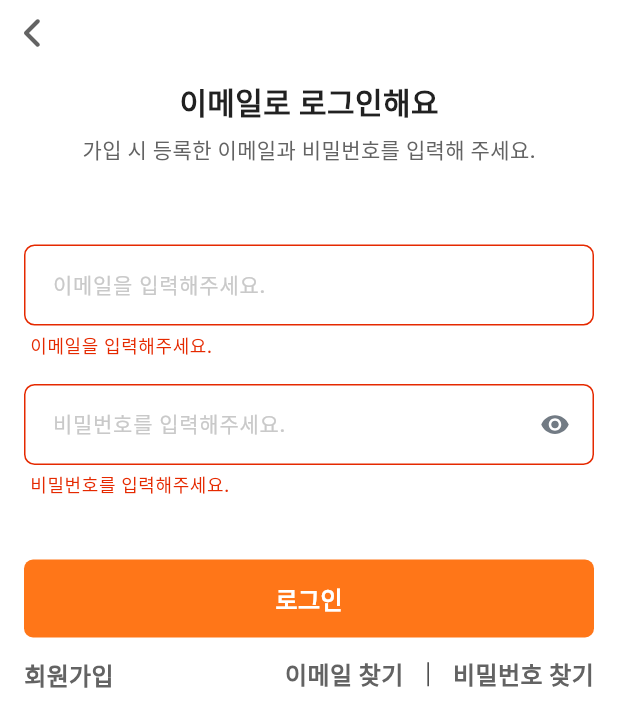
After one commit to GB-able/WIDYU-care, a Flutter app: the LoginView screen opened directly, after a tap on "로그인", on a phone screen of 412 x 824 dp. The commit adds this screen. Shown: the top 727 px of the screen. Run offline on Flutter 3.47's test engine with Material 3 defaults, Android fonts, the phone set to English and light mode, and no system bars; our stand-ins replace carousel_slider, flutter_svg, go_router; Roboto replaces fonts that are missing (Pretendard).

Commit message:
feat: 로그인 화면

```diff
--- /dev/null
+++ b/devtools_options.yaml
@@ -0,0 +1,3 @@
+description: This file stores settings for Dart & Flutter DevTools.
+documentation: https://docs.flutter.dev/tools/devtools/extensions#configure-extension-enablement-states
+extensions:
--- a/lib/styles/theme.dart
+++ b/lib/styles/theme.dart
@@ -7,9 +7,9 @@ class MyTheme {
     fontFamily: 'Pretendard',
     primaryColor: MyColor.primary,
     scaffoldBackgroundColor: MyColor.white,
-    splashFactory: InkRipple.splashFactory,
-    splashColor: Colors.transparent,
-    highlightColor: Colors.transparent,
+    // splashFactory: InkRipple.splashFactory,
+    // splashColor: Colors.transparent,
+    // highlightColor: Colors.transparent,
     appBarTheme: const AppBarTheme(
       surfaceTintColor: Colors.transparent,
       systemOverlayStyle: SystemUiOverlayStyle(
--- /dev/null
+++ b/lib/views/start/login_view.dart
@@ -0,0 +1,122 @@
+import 'package:care/styles/colors.dart';
+import 'package:care/styles/typos.dart';
+import 'package:care/views/start/login_view_model.dart';
+import 'package:care/widgets/custom_app_bar.dart';
+import 'package:care/widgets/custom_text_field.dart';
+import 'package:care/widgets/text_btn.dart';
+import 'package:flutter/material.dart';
+import 'package:flutter_svg/svg.dart';
+import 'package:provider/provider.dart';
+
+class LoginView extends StatelessWidget {
+  const LoginView({super.key});
+
+  @override
+  Widget build(BuildContext context) {
+    return ChangeNotifierProvider(
+      create: (_) => LoginViewModel(),
+      child: Consumer<LoginViewModel>(
+        builder: (context, viewModel, _) => Scaffold(
+          appBar: const CustomAppBar(),
+          body: GestureDetector(
+            onTap: () => FocusScope.of(context).unfocus(),
+            child: Form(
+              key: viewModel.formKey,
+              child: SingleChildScrollView(
+                child: Padding(
+                  padding: const EdgeInsets.fromLTRB(16, 9, 16, 0),
+                  child: Column(
+                    children: [
+                      Text(
+                        "이메일로 로그인해요",
+                        style: MyTypo.title2.copyWith(color: MyColor.grey800),
+                      ),
+                      const SizedBox(height: 4),
+                      Text(
+                        "가입 시 등록한 이메일과 비밀번호를 입력해 주세요.",
+                        style: MyTypo.body2.copyWith(color: MyColor.grey600),
+                      ),
+                      const SizedBox(height: 52),
+                      CustomTextField(
+                        controller: viewModel.emailCtrl,
+                        hintText: "이메일을 입력해주세요.",
+                        validator: viewModel.emailValidator,
+                      ),
+                      const SizedBox(height: 16),
+                      CustomTextField(
+                        controller: viewModel.pwCtrl,
+                        hintText: "비밀번호를 입력해주세요.",
+                        validator: viewModel.pwValidator,
+                        obscureText: viewModel.isPwObsecure,
+                        suffix: GestureDetector(
+                          onTap: viewModel.togglePwObscure,
+                          child: SvgPicture.asset(
+                            "assets/icons/ic_20_eye_${viewModel.isPwObsecure ? "on" : "off"}.svg",
+                            width: 20,
+                            height: 20,
+                          ),
+                        ),
+                      ),
+                      Padding(
+                        padding: const EdgeInsets.only(top: 40, bottom: 12),
+                        child: TextBtn(
+                          text: "로그인",
+                          enable: true,
+                          onTap: () async {
+                            FocusScope.of(context).unfocus();
+                            if (await viewModel.login()) {
+                              print("로그인 성공"); // [TODO] 로그인 성공 후 처리
+                            }
+                          },
+                        ),
+                      ),
+                      Row(
+                        mainAxisAlignment: MainAxisAlignment.spaceBetween,
+                        children: [
+                          GestureDetector(
+                            onTap: () {},
+                            child: Text(
+                              "회원가입",
+                              style: MyTypo.button
+                                  .copyWith(color: MyColor.grey600),
+                            ),
+                          ),
+                          Row(
+                            spacing: 16,
+                            children: [
+                              GestureDetector(
+                                onTap: () {},
+                                child: Text(
+                                  "이메일 찾기",
+                                  style: MyTypo.button
+                                      .copyWith(color: MyColor.grey600),
+                                ),
+                              ),
+                              Container(
+                                width: 1,
+                                height: 16,
+                                color: MyColor.grey700,
+                              ),
+                              GestureDetector(
+                                onTap: () {},
+                                child: Text(
+                                  "비밀번호 찾기",
+                                  style: MyTypo.button
+                                      .copyWith(color: MyColor.grey600),
+                                ),
+                              ),
+                            ],
+                          )
+                        ],
+                      )
+                    ],
+                  ),
+                ),
+              ),
+            ),
+          ),
+        ),
+      ),
+    );
+  }
+}
--- /dev/null
+++ b/lib/views/start/login_view_model.dart
@@ -0,0 +1,74 @@
+import 'package:flutter/cupertino.dart';
+
+class LoginViewModel with ChangeNotifier {
+  final GlobalKey<FormState> formKey = GlobalKey<FormState>();
+
+  final _emailCtrl = TextEditingController();
+  final _pwCtrl = TextEditingController();
+  bool _isPwObsecure = true;
+  bool _isFailed = false;
+
+  LoginViewModel() {
+    _emailCtrl.addListener(() {
+      _isFailed = false;
+      notifyListeners();
+    });
+    _pwCtrl.addListener(() {
+      _isFailed = false;
+      notifyListeners();
+    });
+  }
+
+  @override
+  void dispose() {
+    _emailCtrl.dispose();
+    _pwCtrl.dispose();
+    super.dispose();
+  }
+
+  TextEditingController get emailCtrl => _emailCtrl;
+  TextEditingController get pwCtrl => _pwCtrl;
+  bool get isPwObsecure => _isPwObsecure;
+
+  String? emailValidator(String? value) {
+    if (_isFailed) {
+      return "이메일 또는 비밀번호가 일치하지 않습니다.";
+    } else if (value == null || value.isEmpty) {
+      return '이메일을 입력해주세요.';
+    } else if (!RegExp(r"^[a-zA-Z0-9._%+-]+@[a-zA-Z0-9.-]+\.[a-zA-Z]{2,}$")
+        .hasMatch(value)) {
+      return '올바른 이메일 형식이 아닙니다.';
+    }
+    return null;
+  }
+
+  String? pwValidator(String? value) {
+    if (_isFailed) {
+      return "이메일 또는 비밀번호가 일치하지 않습니다.";
+    } else if (value == null || value.isEmpty) {
+      return '비밀번호를 입력해주세요.';
+    }
+    return null;
+  }
+
+  Future<bool> login() async {
+    if (formKey.currentState?.validate() ?? false) {
+      if (false) {
+        // [TODO] 실제 로그인 로직 넣기
+        await Future.delayed(const Duration(seconds: 1));
+        return true;
+      } else {
+        _isFailed = true;
+        notifyListeners();
+        return false;
+      }
+    } else {
+      return false;
+    }
+  }
+
+  void togglePwObscure() {
+    _isPwObsecure = !_isPwObsecure;
+    notifyListeners();
+  }
+}
--- /dev/null
+++ b/lib/widgets/custom_app_bar.dart
@@ -0,0 +1,38 @@
+import 'package:care/styles/colors.dart';
+import 'package:care/styles/typos.dart';
+import 'package:flutter/material.dart';
+import 'package:flutter_svg/flutter_svg.dart';
+import 'package:go_router/go_router.dart';
+
+class CustomAppBar extends StatelessWidget implements PreferredSizeWidget {
+  const CustomAppBar({super.key, this.title = ""});
+
+  final String title;
+
+  @override
+  Widget build(BuildContext context) {
+    return AppBar(
+      backgroundColor: MyColor.white,
+      leadingWidth: 32,
+      leading: Padding(
+        padding: const EdgeInsets.only(left: 10),
+        child: GestureDetector(
+          onTap: () => context.pop(),
+          child: SvgPicture.asset(
+            "assets/icons/ic_22_chevron_left.svg",
+            width: 22,
+            height: 22,
+          ),
+        ),
+      ),
+      title: title.isNotEmpty
+          ? Text(title, style: MyTypo.title3.copyWith(color: MyColor.grey800))
+          : null,
+      centerTitle: true,
+      elevation: 0,
+    );
+  }
+
+  @override
+  Size get preferredSize => const Size.fromHeight(44.0);
+}
--- /dev/null
+++ b/lib/widgets/custom_text_field.dart
@@ -0,0 +1,98 @@
+import 'package:care/styles/colors.dart';
+import 'package:care/styles/typos.dart';
+import 'package:flutter/material.dart';
+import 'package:flutter/services.dart';
+
+class CustomTextField extends StatefulWidget {
+  const CustomTextField({
+    super.key,
+    required this.controller,
+    required this.hintText,
+    required this.validator,
+    this.focusNode,
+    this.maxLength,
+    this.suffix,
+    this.keyboardType = TextInputType.text,
+    this.inputFormatters = const [],
+    this.maxLines = 1,
+    this.obscureText = false,
+    this.inputAction = TextInputAction.done,
+    this.enabled = true,
+  });
+
+  final TextEditingController controller;
+  final String hintText;
+  final String? Function(String?)? validator;
+  final FocusNode? focusNode;
+  final int? maxLength;
+  final TextInputType keyboardType;
+  final List<TextInputFormatter> inputFormatters;
+  final int maxLines;
+  final Widget? suffix;
+  final bool obscureText;
+  final TextInputAction inputAction;
+  final bool enabled;
+
+  @override
+  State<CustomTextField> createState() => _CustomTextFieldState();
+}
+
+class _CustomTextFieldState extends State<CustomTextField> {
+  final BorderRadius _radius = BorderRadius.circular(7);
+
+  @override
+  Widget build(BuildContext context) {
+    return TextFormField(
+      controller: widget.controller,
+      validator:
+          widget.validator != null ? (val) => widget.validator!(val) : null,
+      autovalidateMode: AutovalidateMode.onUserInteraction,
+      maxLength: widget.maxLength,
+      keyboardType: widget.keyboardType,
+      inputFormatters: widget.inputFormatters,
+      maxLines: widget.maxLines,
+      obscureText: widget.obscureText,
+      textInputAction: widget.inputAction,
+      decoration: InputDecoration(
+        hintText: widget.hintText,
+        hintStyle: MyTypo.hint.copyWith(color: MyColor.grey300),
+        counterText: "",
+        contentPadding: const EdgeInsets.symmetric(vertical: 16),
+        prefix: const SizedBox(width: 15),
+        suffixIcon: widget.suffix == null
+            ? const SizedBox(width: 15)
+            : Padding(
+                padding: const EdgeInsets.symmetric(horizontal: 16),
+                child: widget.suffix,
+              ),
+        errorStyle: MyTypo.helper.copyWith(color: MyColor.red),
+        border: OutlineInputBorder(
+          borderSide: const BorderSide(color: MyColor.grey300, width: 1),
+          borderRadius: _radius,
+        ),
+        enabledBorder: OutlineInputBorder(
+          borderSide: const BorderSide(color: MyColor.grey300, width: 1),
+          borderRadius: _radius,
+        ),
+        focusedBorder: OutlineInputBorder(
+          borderSide: const BorderSide(color: MyColor.grey300, width: 1),
+          borderRadius: _radius,
+        ),
+        focusedErrorBorder: OutlineInputBorder(
+          borderSide: const BorderSide(color: MyColor.red, width: 1),
+          borderRadius: _radius,
+        ),
+        errorBorder: OutlineInputBorder(
+          borderSide: const BorderSide(color: MyColor.red, width: 1),
+          borderRadius: _radius,
+        ),
+        filled: true,
+        fillColor: widget.enabled ? Colors.transparent : MyColor.grey300,
+      ),
+      style: MyTypo.hint
+          .copyWith(color: widget.enabled ? MyColor.grey700 : MyColor.grey900),
+      cursorColor: MyColor.grey900,
+      enabled: widget.enabled,
+    );
+  }
+}
--- a/lib/widgets/text_btn.dart
+++ b/lib/widgets/text_btn.dart
@@ -4,7 +4,10 @@ import 'package:flutter/material.dart';
 
 class TextBtn extends StatelessWidget {
   const TextBtn(
-      {super.key, this.onTap, required this.text, required this.enable});
+      {super.key,
+      required this.onTap,
+      required this.text,
+      required this.enable});
 
   final VoidCallback? onTap;
   final String text;
@@ -13,18 +16,21 @@ class TextBtn extends StatelessWidget {
   @override
   Widget build(BuildContext context) {
     return InkWell(
-      onTap: onTap,
-      child: Container(
+      onTap: enable ? onTap : null,
+      borderRadius: BorderRadius.circular(6),
+      child: Ink(
+        decoration: BoxDecoration(
+          borderRadius: BorderRadius.circular(6),
+          color: enable ? MyColor.primary : MyColor.grey100,
+        ),
         width: double.infinity,
         height: 52,
-        alignment: Alignment.center,
-        decoration: BoxDecoration(
-          color: enable ? MyColor.primary : MyColor.grey100,
-          borderRadius: BorderRadius.circular(6),
+        child: Container(
+          alignment: Alignment.center,
+          child: Text(text,
+              style: MyTypo.button
+                  .copyWith(color: enable ? MyColor.white : MyColor.grey300)),
         ),
-        child: Text(text,
-            style: MyTypo.button
-                .copyWith(color: enable ? MyColor.white : MyColor.grey300)),
       ),
     );
   }
--- a/pubspec.yaml
+++ b/pubspec.yaml
@@ -13,6 +13,8 @@ dependencies:
   cupertino_icons: ^1.0.8
   flutter_svg: ^2.2.0
   carousel_slider: ^5.1.1
+  go_router: ^16.2.0
+  provider: ^6.1.5+1
 
 dev_dependencies:
   flutter_test:
```
Also changed, not shown: assets/icons/ic_20_eye_off.svg (added), assets/icons/ic_20_eye_on.svg (added), assets/icons/ic_22_chevron_left.svg (added), pubspec.lock.
